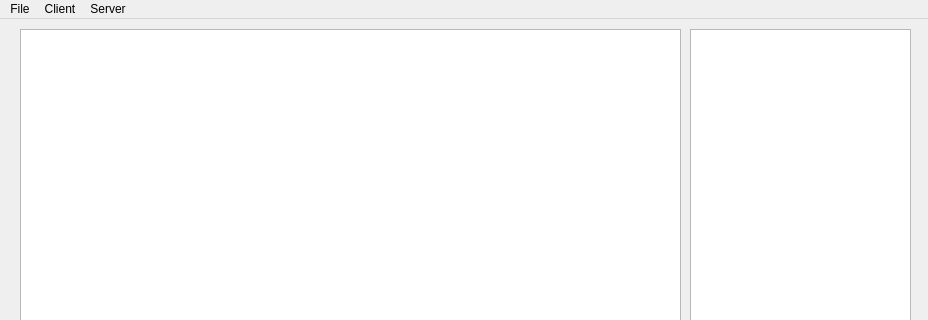
The window that src-ui/MainWindow.ui (pizzuhh/pizzeria) describes before a commit, drawn with Qt 5; both pictures show x 0 to 928 and y 0 to 320 of the 928 by 512 pixel window.
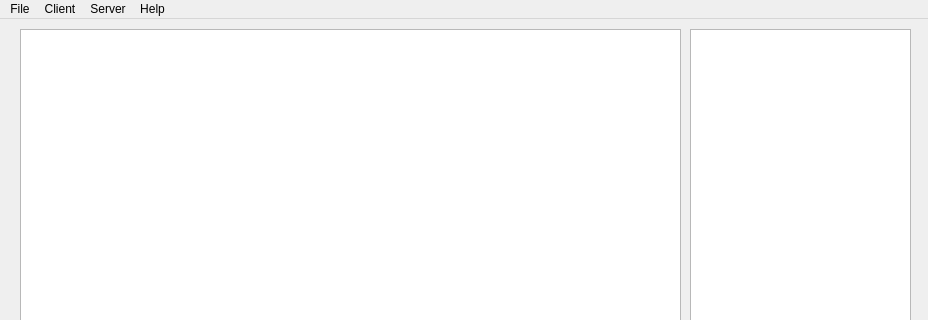
The same window after the commit.

What changed in the file:
```diff
--- a/src-ui/MainWindow.ui
+++ b/src-ui/MainWindow.ui
@@ -91,9 +91,16 @@
     </property>
     <addaction name="actionStart_server"/>
    </widget>
+   <widget class="QMenu" name="menuHelp">
+    <property name="title">
+     <string>Help</string>
+    </property>
+    <addaction name="actionAbout"/>
+   </widget>
    <addaction name="menuFile"/>
    <addaction name="menuClient"/>
    <addaction name="menuServer"/>
+   <addaction name="menuHelp"/>
   </widget>
   <widget class="QStatusBar" name="statusbar"/>
   <action name="actionQuit">
```
Left out of the diff: 5 changed lines with no effect on the pictures.
